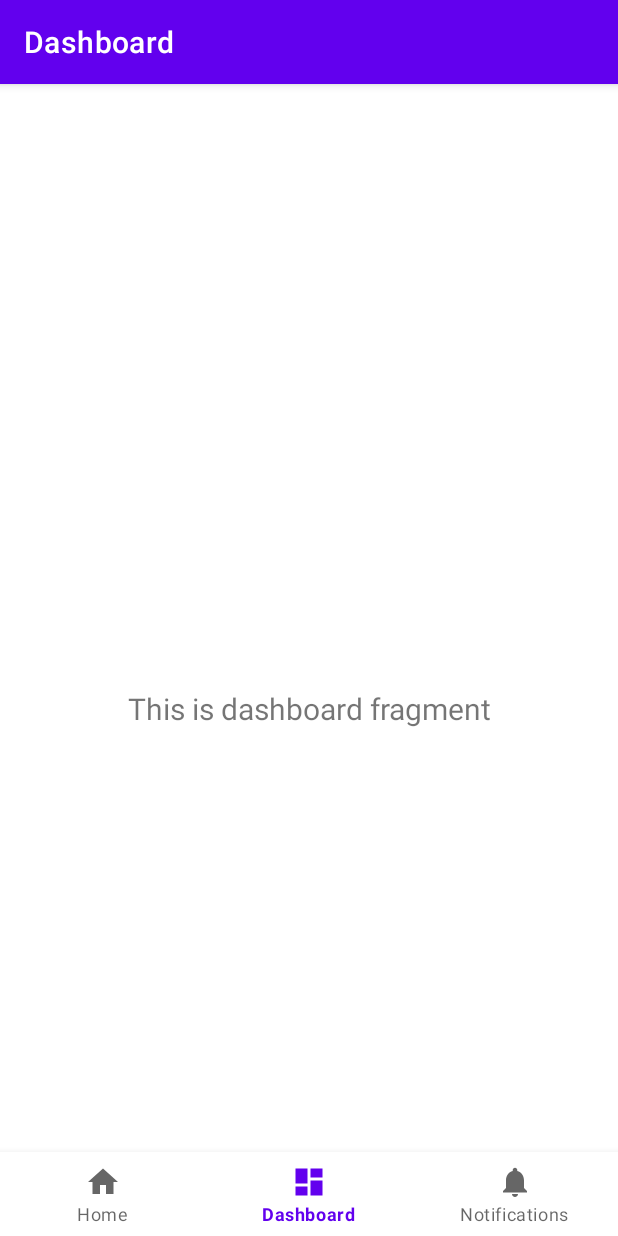
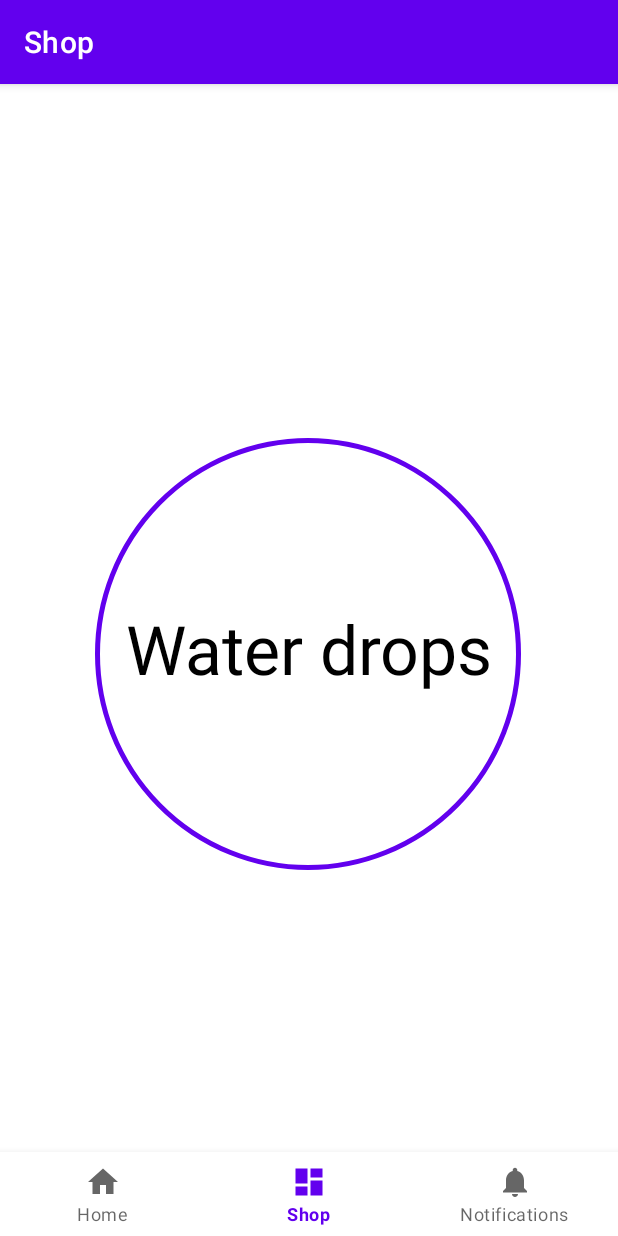
Before and after one commit to BOLCZAK/Run-a-plant, an Android app: the screen it shows after launch (MainActivity), item 2 of the bottom bar chosen, on a phone screen of 412 x 824 dp. Run offline under Robolectric (Android 15) with nearby library versions, the phone set to English and light mode, and no system bars; our stand-ins replace navigation-ui.

Commit message:
some minor changes + hopefully great start for pedometer

```diff
--- a/app/src/main/AndroidManifest.xml
+++ b/app/src/main/AndroidManifest.xml
@@ -1,6 +1,10 @@
 <?xml version="1.0" encoding="utf-8"?>
 <manifest xmlns:android="http://schemas.android.com/apk/res/android"
     package="com.example.fitpot">
+
+    <uses-permission android:name="android.permission.ACTIVITY_RECOGNITION"/>
+    <uses-feature android:name="android.hardware.sensor.accelerometer" android:required="true"/>
+    <uses-feature android:name="android.hardware.sensor.gyroscope" android:required="true"/>
 
     <application
         android:allowBackup="true"
--- /dev/null
+++ b/app/src/main/java/com/example/fitpot/Accelerometer.java
@@ -0,0 +1,51 @@
+package com.example.fitpot;
+
+import android.content.Context;
+import android.hardware.Sensor;
+import android.hardware.SensorEvent;
+import android.hardware.SensorEventListener;
+import android.hardware.SensorManager;
+
+public class Accelerometer {
+    public interface Listener{
+        void onTranslation(float tx, float ty, float tz);
+    }
+
+    private Listener listener;
+
+    public void setListener(Listener l)
+    {
+        listener = l;
+    }
+
+    private SensorManager sensorManager;
+    private Sensor sensor;
+    private SensorEventListener sensorEventListener;
+
+    Accelerometer(Context context){
+        sensorManager = (SensorManager) context.getSystemService(Context.SENSOR_SERVICE);
+        sensor = sensorManager.getDefaultSensor(Sensor.TYPE_LINEAR_ACCELERATION);
+        sensorEventListener = new SensorEventListener() {
+            @Override
+            public void onSensorChanged(SensorEvent sensorEvent) {
+                if(listener != null){
+                    listener.onTranslation(sensorEvent.values[0], sensorEvent.values[1], sensorEvent.values[2]);
+                }
+            }
+
+            @Override
+            public void onAccuracyChanged(Sensor sensor, int i) {
+
+            }
+        };
+    }
+
+    public void register(){
+        sensorManager.registerListener(sensorEventListener, sensor, SensorManager.SENSOR_DELAY_NORMAL);
+    }
+
+    public void unregister(){
+        sensorManager.unregisterListener(sensorEventListener);
+    }
+
+}
--- /dev/null
+++ b/app/src/main/java/com/example/fitpot/Gyroscope.java
@@ -0,0 +1,51 @@
+package com.example.fitpot;
+
+import android.content.Context;
+import android.hardware.Sensor;
+import android.hardware.SensorEvent;
+import android.hardware.SensorEventListener;
+import android.hardware.SensorManager;
+
+public class Gyroscope {
+
+    public interface Listener{
+        void onRotation(float rx, float ry, float rz);
+    }
+
+    private Listener listener;
+
+    public void setListener(Listener l)
+    {
+        listener = l;
+    }
+
+    private SensorManager sensorManager;
+    private Sensor sensor;
+    private SensorEventListener sensorEventListener;
+
+    Gyroscope(Context context){
+        sensorManager = (SensorManager) context.getSystemService(Context.SENSOR_SERVICE);
+        sensor = sensorManager.getDefaultSensor(Sensor.TYPE_GYROSCOPE);
+        sensorEventListener = new SensorEventListener() {
+            @Override
+            public void onSensorChanged(SensorEvent sensorEvent) {
+                if(listener != null){
+                    listener.onRotation(sensorEvent.values[0], sensorEvent.values[1], sensorEvent.values[2]);
+                }
+            }
+
+            @Override
+            public void onAccuracyChanged(Sensor sensor, int i) {
+
+            }
+        };
+    }
+
+    public void register(){
+        sensorManager.registerListener(sensorEventListener, sensor, SensorManager.SENSOR_DELAY_NORMAL);
+    }
+
+    public void unregister(){
+        sensorManager.unregisterListener(sensorEventListener);
+    }
+}
--- a/app/src/main/java/com/example/fitpot/MainActivity.java
+++ b/app/src/main/java/com/example/fitpot/MainActivity.java
@@ -1,7 +1,9 @@
 package com.example.fitpot;
 
+import android.graphics.Color;
 import android.os.Bundle;
 
+import com.example.fitpot.ui.shop.ShopFragment;
 import com.google.android.material.bottomnavigation.BottomNavigationView;
 
 import androidx.appcompat.app.AppCompatActivity;
@@ -14,11 +16,42 @@ import com.example.fitpot.databinding.ActivityMainBinding;
 
 public class MainActivity extends AppCompatActivity {
 
+    private Accelerometer accelerometer;
+    private Gyroscope gyroscope;
     private ActivityMainBinding binding;
 
     @Override
     protected void onCreate(Bundle savedInstanceState) {
         super.onCreate(savedInstanceState);
+
+        accelerometer = new Accelerometer(this);
+        gyroscope = new Gyroscope(this);
+
+        accelerometer.setListener(new Accelerometer.Listener() {
+            @Override
+            public void onTranslation(float tx, float ty, float tz) {
+                if(tx > 1.0f)
+                {
+                    getWindow().getDecorView().setBackgroundColor(Color.RED);
+                }
+                else if(tx < -1.0f){
+                    getWindow().getDecorView().setBackgroundColor(Color.BLUE);
+                }
+            }
+        });
+
+        gyroscope.setListener(new Gyroscope.Listener() {
+            @Override
+            public void onRotation(float rx, float ry, float rz) {
+                if(rz > 1.0f){
+                    getWindow().getDecorView().setBackgroundColor(Color.GREEN);
+                }
+                else if(rz < -1.0f)
+                {
+                    getWindow().getDecorView().setBackgroundColor(Color.YELLOW);
+                }
+            }
+        });
 
         binding = ActivityMainBinding.inflate(getLayoutInflater());
         setContentView(binding.getRoot());
@@ -26,6 +59,7 @@ public class MainActivity extends AppCompatActivity {
         BottomNavigationView navView = findViewById(R.id.nav_view);
         // Passing each menu ID as a set of Ids because each
         // menu should be considered as top level destinations.
+
         AppBarConfiguration appBarConfiguration = new AppBarConfiguration.Builder(
                 R.id.navigation_home, R.id.navigation_dashboard, R.id.navigation_notifications)
                 .build();
@@ -34,4 +68,20 @@ public class MainActivity extends AppCompatActivity {
         NavigationUI.setupWithNavController(binding.navView, navController);
     }
 
+    @Override
+    protected void onResume(){
+        super.onResume();
+        accelerometer.register();
+        gyroscope.register();
+    }
+
+    @Override
+    protected void onPause(){
+        super.onPause();
+
+        accelerometer.unregister();
+        gyroscope.unregister();
+    }
+
+
 }
--- /dev/null
+++ b/app/src/main/java/com/example/fitpot/StepCounter.java
@@ -0,0 +1,57 @@
+package com.example.fitpot;
+
+import android.content.Context;
+import android.hardware.Sensor;
+import android.hardware.SensorEvent;
+import android.hardware.SensorEventListener;
+import android.hardware.SensorManager;
+import android.widget.Toast;
+
+public class StepCounter {
+    public interface Listener{
+        void onStep(float steps);
+    }
+
+    private Listener listener;
+
+    public void setListener(Listener l)
+    {
+        listener = l;
+    }
+
+    private SensorManager sensorManager;
+    private Sensor sensor;
+    private SensorEventListener sensorEventListener;
+
+    public StepCounter(Context context){
+        sensorManager = (SensorManager) context.getSystemService(Context.SENSOR_SERVICE);
+        sensor = sensorManager.getDefaultSensor(Sensor.TYPE_STEP_COUNTER);
+        if(sensor == null)
+        {
+            Toast.makeText(context, "Sensor not found", Toast.LENGTH_SHORT).show();
+        }
+        sensorEventListener = new SensorEventListener() {
+            @Override
+            public void onSensorChanged(SensorEvent sensorEvent) {
+                if (listener != null)
+                {
+                    Toast.makeText(context, "f", Toast.LENGTH_SHORT).show();
+                    listener.onStep(sensorEvent.values[0]);
+                }
+            }
+
+            @Override
+            public void onAccuracyChanged(Sensor sensor, int i) {
+
+            }
+        };
+    }
+
+    public void register(){
+        sensorManager.registerListener(sensorEventListener, sensor, SensorManager.SENSOR_DELAY_NORMAL);
+    }
+
+    public void unregister(){
+        sensorManager.unregisterListener(sensorEventListener);
+    }
+}
--- a/app/src/main/java/com/example/fitpot/ui/dashboard/DashboardFragment.java
+++ /dev/null
@@ -1,46 +0,0 @@
-package com.example.fitpot.ui.dashboard;
-
-import android.os.Bundle;
-import android.view.LayoutInflater;
-import android.view.View;
-import android.view.ViewGroup;
-import android.widget.TextView;
-
-import androidx.annotation.NonNull;
-import androidx.annotation.Nullable;
-import androidx.fragment.app.Fragment;
-import androidx.lifecycle.Observer;
-import androidx.lifecycle.ViewModelProvider;
-
-import com.example.fitpot.R;
-import com.example.fitpot.databinding.FragmentDashboardBinding;
-
-public class DashboardFragment extends Fragment {
-
-    private DashboardViewModel dashboardViewModel;
-    private FragmentDashboardBinding binding;
-
-    public View onCreateView(@NonNull LayoutInflater inflater,
-                             ViewGroup container, Bundle savedInstanceState) {
-        dashboardViewModel =
-                new ViewModelProvider(this).get(DashboardViewModel.class);
-
-        binding = FragmentDashboardBinding.inflate(inflater, container, false);
-        View root = binding.getRoot();
-
-        final TextView textView = binding.textDashboard;
-        dashboardViewModel.getText().observe(getViewLifecycleOwner(), new Observer<String>() {
-            @Override
-            public void onChanged(@Nullable String s) {
-                textView.setText(s);
-            }
-        });
-        return root;
-    }
-
-    @Override
-    public void onDestroyView() {
-        super.onDestroyView();
-        binding = null;
-    }
-}
--- a/app/src/main/java/com/example/fitpot/ui/dashboard/DashboardViewModel.java
+++ /dev/null
@@ -1,19 +0,0 @@
-package com.example.fitpot.ui.dashboard;
-
-import androidx.lifecycle.LiveData;
-import androidx.lifecycle.MutableLiveData;
-import androidx.lifecycle.ViewModel;
-
-public class DashboardViewModel extends ViewModel {
-
-    private MutableLiveData<String> mText;
-
-    public DashboardViewModel() {
-        mText = new MutableLiveData<>();
-        mText.setValue("This is dashboard fragment");
-    }
-
-    public LiveData<String> getText() {
-        return mText;
-    }
-}
--- a/app/src/main/java/com/example/fitpot/ui/home/HomeFragment.java
+++ b/app/src/main/java/com/example/fitpot/ui/home/HomeFragment.java
@@ -30,11 +30,11 @@ public class HomeFragment extends Fragment {
         binding = FragmentHomeBinding.inflate(inflater, container, false);
         View root = binding.getRoot();
 
-        final TextView textView = binding.textHome;
+        //final TextView textView = binding.textHome;
         homeViewModel.getText().observe(getViewLifecycleOwner(), new Observer<String>() {
             @Override
             public void onChanged(@Nullable String s) {
-                textView.setText(s);
+                //textView.setText(s);
             }
         });
         return root;
--- /dev/null
+++ b/app/src/main/java/com/example/fitpot/ui/shop/ShopFragment.java
@@ -0,0 +1,71 @@
+package com.example.fitpot.ui.shop;
+
+import android.os.Bundle;
+import android.view.LayoutInflater;
+import android.view.View;
+import android.view.ViewGroup;
+import android.widget.TextView;
+import android.widget.Toast;
+
+import androidx.annotation.NonNull;
+import androidx.annotation.Nullable;
+import androidx.fragment.app.Fragment;
+import androidx.lifecycle.Observer;
+import androidx.lifecycle.ViewModelProvider;
+
+import com.example.fitpot.StepCounter;
+import com.example.fitpot.databinding.FragmentShopBinding;
+
+public class ShopFragment extends Fragment {
+
+    private ShopViewModel shopViewModel;
+    private FragmentShopBinding binding;
+    private TextView textView;
+    private StepCounter stepCounter;
+
+    public View onCreateView(@NonNull LayoutInflater inflater,
+                             ViewGroup container, Bundle savedInstanceState) {
+        shopViewModel =
+                new ViewModelProvider(this).get(ShopViewModel.class);
+        binding = FragmentShopBinding.inflate(inflater, container, false);
+        View root = binding.getRoot();
+        stepCounter = new StepCounter(getContext());
+        //final TextView textView = binding.textShop;
+        textView = binding.tvStepsTaken;
+        /*
+        shopViewModel.getText().observe(getViewLifecycleOwner(), new Observer<String>() {
+            @Override
+            public void onChanged(@Nullable String s) {
+                textView.setText(s);
+            }
+        });
+        */
+        stepCounter.setListener(new StepCounter.Listener() {
+            @Override
+            public void onStep(float steps) {
+                //System.out.println(steps);
+                //Toast.makeText(getContext(), String.valueOf())
+                textView.setText(String.valueOf(steps));
+            }
+        });
+
+        return root;
+    }
+
+    @Override
+    public void onDestroyView() {
+        super.onDestroyView();
+        binding = null;
+    }
+
+    @Override
+    public void onResume(){
+        super.onResume();
+        stepCounter.register();
+    }
+
+    @Override
+    public void onPause(){
+        super.onPause();
+    }
+}
--- /dev/null
+++ b/app/src/main/java/com/example/fitpot/ui/shop/ShopViewModel.java
@@ -0,0 +1,28 @@
+package com.example.fitpot.ui.shop;
+
+import android.content.Context;
+import android.hardware.Sensor;
+import android.hardware.SensorEvent;
+import android.hardware.SensorEventListener;
+import android.hardware.SensorManager;
+
+import androidx.lifecycle.LiveData;
+import androidx.lifecycle.MutableLiveData;
+import androidx.lifecycle.ViewModel;
+
+public class ShopViewModel extends ViewModel {
+
+    private MutableLiveData<String> mText;
+    private SensorManager sensorManager;
+    boolean running = false;
+
+    public ShopViewModel() {
+        mText = new MutableLiveData<>();
+        mText.setValue(String.valueOf(5));
+    }
+
+    public LiveData<String> getText() {
+        return mText;
+    }
+
+}
--- /dev/null
+++ b/app/src/main/res/drawable/circle.xml
@@ -0,0 +1,14 @@
+<?xml version="1.0" encoding="utf-8"?>
+<selector xmlns:android="http://schemas.android.com/apk/res/android">
+    <item>
+        <!-- creates an oval shape -->
+        <shape android:shape="oval">
+
+            <!-- giving the color and width to the stroke -->
+            <stroke android:color="#FF6200EE" android:width="3dp"/>
+
+            <!-- giving the width and the height to the shape -->
+            <size android:width="120dp" android:height="120dp"/>
+        </shape>
+    </item>
+</selector>
--- a/app/src/main/res/layout/fragment_dashboard.xml
+++ /dev/null
@@ -1,22 +0,0 @@
-<?xml version="1.0" encoding="utf-8"?>
-<androidx.constraintlayout.widget.ConstraintLayout xmlns:android="http://schemas.android.com/apk/res/android"
-    xmlns:app="http://schemas.android.com/apk/res-auto"
-    xmlns:tools="http://schemas.android.com/tools"
-    android:layout_width="match_parent"
-    android:layout_height="match_parent"
-    tools:context=".ui.dashboard.DashboardFragment">
-
-    <TextView
-        android:id="@+id/text_dashboard"
-        android:layout_width="match_parent"
-        android:layout_height="wrap_content"
-        android:layout_marginStart="8dp"
-        android:layout_marginTop="8dp"
-        android:layout_marginEnd="8dp"
-        android:textAlignment="center"
-        android:textSize="20sp"
-        app:layout_constraintBottom_toBottomOf="parent"
-        app:layout_constraintEnd_toEndOf="parent"
-        app:layout_constraintStart_toStartOf="parent"
-        app:layout_constraintTop_toTopOf="parent" />
-</androidx.constraintlayout.widget.ConstraintLayout>
--- a/app/src/main/res/layout/fragment_home.xml
+++ b/app/src/main/res/layout/fragment_home.xml
@@ -10,6 +10,7 @@
         android:id="@+id/imageView"
         android:layout_width="wrap_content"
         android:layout_height="wrap_content"
+        android:layout_marginTop="100dp"
         android:src="@drawable/ic_plant_4"
         app:layout_constraintBottom_toTopOf="@+id/text_home"
         app:layout_constraintEnd_toEndOf="parent"
@@ -35,7 +36,7 @@
         android:id="@+id/textView"
         android:layout_width="194dp"
         android:layout_height="66dp"
-        android:text="2137 Kroków"
+        android:text="0 Kropel"
         android:textAlignment="center"
         android:textSize="24sp"
         app:layout_constraintBottom_toBottomOf="parent"
@@ -43,7 +44,7 @@
         app:layout_constraintHorizontal_bias="0.497"
         app:layout_constraintStart_toStartOf="parent"
         app:layout_constraintTop_toBottomOf="@+id/text_home"
-        app:layout_constraintVertical_bias="0.386" />
+        app:layout_constraintVertical_bias="0.297" />
 
     <Button
         android:id="@+id/button_next_stage"
--- /dev/null
+++ b/app/src/main/res/layout/fragment_shop.xml
@@ -0,0 +1,48 @@
+<?xml version="1.0" encoding="utf-8"?>
+<androidx.constraintlayout.widget.ConstraintLayout xmlns:android="http://schemas.android.com/apk/res/android"
+    xmlns:app="http://schemas.android.com/apk/res-auto"
+    xmlns:tools="http://schemas.android.com/tools"
+    android:layout_width="match_parent"
+    android:layout_height="match_parent"
+    tools:context=".ui.shop.ShopFragment">
+
+    <TextView
+        android:id="@+id/steps"
+        android:layout_width="wrap_content"
+        android:layout_height="wrap_content"
+        android:layout_marginEnd="8dp"
+        android:layout_marginStart="8dp"
+        android:layout_marginTop="290dp"
+        android:text="Water drops"
+        android:textSize="45sp"
+        android:textColor="@color/black"
+        app:layout_constraintEnd_toEndOf="parent"
+        app:layout_constraintStart_toStartOf="parent"
+        app:layout_constraintTop_toTopOf="parent" />
+
+    <!--Text View for the step count-->
+    <TextView
+        android:id="@+id/tv_stepsTaken"
+        android:layout_width="wrap_content"
+        android:layout_height="wrap_content"
+        android:layout_marginEnd="8dp"
+        android:layout_marginStart="8dp"
+        android:layout_marginTop="30dp"
+        android:textSize="37sp"
+        android:textColor="@color/black"
+        app:layout_constraintEnd_toEndOf="parent"
+        app:layout_constraintStart_toStartOf="parent"
+        app:layout_constraintTop_toBottomOf="@+id/steps" />
+
+    <!--Image View for the circle-->
+    <ImageView
+        android:layout_width="284dp"
+        android:layout_height="288dp"
+        android:layout_marginTop="180dp"
+        android:background="@drawable/circle"
+        app:layout_constraintEnd_toEndOf="parent"
+        app:layout_constraintHorizontal_bias="0.496"
+        app:layout_constraintStart_toStartOf="parent"
+        app:layout_constraintTop_toTopOf="parent" />
+
+</androidx.constraintlayout.widget.ConstraintLayout>
--- a/app/src/main/res/menu/bottom_nav_menu.xml
+++ b/app/src/main/res/menu/bottom_nav_menu.xml
@@ -9,7 +9,7 @@
     <item
         android:id="@+id/navigation_dashboard"
         android:icon="@drawable/ic_dashboard_black_24dp"
-        android:title="@string/title_dashboard" />
+        android:title="@string/title_shop" />
 
     <item
         android:id="@+id/navigation_notifications"
--- a/app/src/main/res/navigation/mobile_navigation.xml
+++ b/app/src/main/res/navigation/mobile_navigation.xml
@@ -13,9 +13,9 @@
 
     <fragment
         android:id="@+id/navigation_dashboard"
-        android:name="com.example.fitpot.ui.dashboard.DashboardFragment"
-        android:label="@string/title_dashboard"
-        tools:layout="@layout/fragment_dashboard" />
+        android:name="com.example.fitpot.ui.shop.ShopFragment"
+        android:label="@string/title_shop"
+        tools:layout="@layout/fragment_shop" />
 
     <fragment
         android:id="@+id/navigation_notifications"
--- a/app/src/main/res/values/strings.xml
+++ b/app/src/main/res/values/strings.xml
@@ -1,6 +1,6 @@
 <resources>
     <string name="app_name">FitPot</string>
     <string name="title_home">Home</string>
-    <string name="title_dashboard">Dashboard</string>
+    <string name="title_shop">Shop</string>
     <string name="title_notifications">Notifications</string>
 </resources>
```
